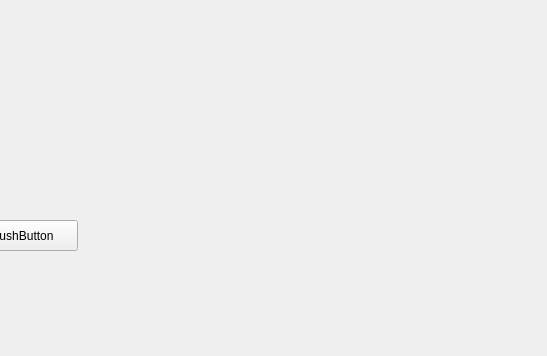
nyantos/testv2, file gittest/mainwindow.ui: the form before one commit; both pictures show x 253 to 800 and y 0 to 356 of the 800 by 600 pixel window.
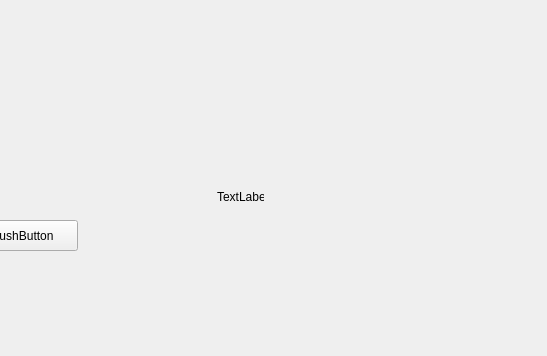
The form after the commit.

Commit message: ajout label slot

The edit to the form file:
```diff
--- a/gittest/mainwindow.ui
+++ b/gittest/mainwindow.ui
@@ -27,6 +27,19 @@
      <string>PushButton</string>
     </property>
    </widget>
+   <widget class="QLabel" name="label">
+    <property name="geometry">
+     <rect>
+      <x>470</x>
+      <y>190</y>
+      <width>47</width>
+      <height>13</height>
+     </rect>
+    </property>
+    <property name="text">
+     <string>TextLabel</string>
+    </property>
+   </widget>
   </widget>
   <widget class="QMenuBar" name="menubar">
    <property name="geometry">
```
The commit also changes 2 other files.
